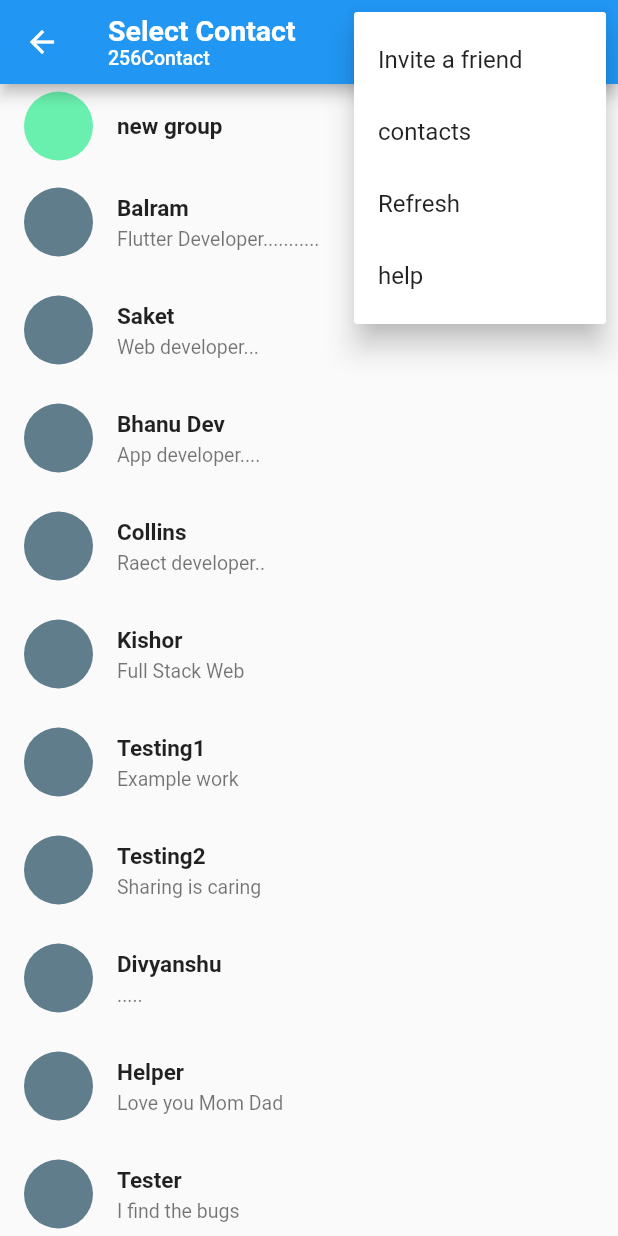
After one commit to masal9pse/every-question, a Flutter app: the SelectContact screen opened directly, after a tap on the "more vert" icon, on a phone screen of 412 x 824 dp. The commit adds this screen. Run offline on Flutter 3.47's test engine with Material 2 defaults, Android fonts, the phone set to English and light mode, and no system bars; our stand-ins replace socket_io_client.

Commit message:
#11 select contact Page

```diff
--- /dev/null
+++ b/frontend/lib/CustomUI/ButtonCard.dart
@@ -0,0 +1,27 @@
+import 'package:flutter/material.dart';
+import 'package:frontend/Model/ChatModel.dart';
+
+class ButtonCard extends StatelessWidget {
+  const ButtonCard({Key? key,required this.name,required this.icon}) : super(key: key);
+  final String name;
+  final IconData icon;
+  @override
+  Widget build(BuildContext context) {
+    return InkWell(
+      onTap: (){},
+      child: ListTile(
+        leading: CircleAvatar(
+          radius: 23,
+          backgroundColor: Colors.greenAccent,
+        ),
+        title: Text(
+          name,
+          style: TextStyle(
+            fontSize: 15,
+            fontWeight: FontWeight.bold,
+          ),
+        ),
+      ),
+    );
+  }
+}
--- /dev/null
+++ b/frontend/lib/CustomUI/ContactCard.dart
@@ -0,0 +1,30 @@
+import 'package:flutter/material.dart';
+import 'package:frontend/Model/ChatModel.dart';
+
+class ContactCard extends StatelessWidget {
+  const ContactCard({Key? key,required this.contact}) : super(key: key);
+  final ChatModel contact;
+  @override
+  Widget build(BuildContext context) {
+    return InkWell(
+      onTap: (){},
+      child: ListTile(
+        leading: CircleAvatar(
+          radius: 23,
+          backgroundColor: Colors.blueGrey,
+        ),
+        title: Text(
+          contact.name,
+          style: TextStyle(
+            fontSize: 15,
+            fontWeight: FontWeight.bold,
+          ),
+        ),
+        subtitle: Text(contact.status!,
+            style: TextStyle(
+              fontSize: 13,
+            )),
+      ),
+    );
+  }
+}
--- a/frontend/lib/CustomUI/CustomCard.dart
+++ b/frontend/lib/CustomUI/CustomCard.dart
@@ -28,12 +28,12 @@ class CustomCard extends StatelessWidget {
                   width: 3,
                 ),
                 Text(
-                  chatModel.currentMessage,
+                  chatModel.currentMessage!,
                   style: TextStyle(fontSize: 14),
                 )
               ],
             ),
-            trailing: Text(chatModel.time),
+            trailing: Text(chatModel.time!),
           ),
           Padding(
             padding: const EdgeInsets.only(right: 20, left: 80),
--- a/frontend/lib/Model/ChatModel.dart
+++ b/frontend/lib/Model/ChatModel.dart
@@ -1,8 +1,16 @@
 class ChatModel {
   String name;
   String? icon;
-  bool isGroup;
-  String time;
-  String currentMessage;
-  ChatModel({required this.name,this.icon,required this.isGroup,required this.time,required this.currentMessage});
+  bool? isGroup;
+  String? time;
+  String? currentMessage;
+  String? status;
+
+  ChatModel(
+      {required this.name,
+      this.icon,
+      this.isGroup,
+      this.time,
+      this.currentMessage,
+      this.status});
 }
--- a/frontend/lib/Pages/ChatPage.dart
+++ b/frontend/lib/Pages/ChatPage.dart
@@ -1,6 +1,7 @@
 import 'package:flutter/material.dart';
 import 'package:frontend/CustomUI/CustomCard.dart';
 import 'package:frontend/Model/ChatModel.dart';
+import 'package:frontend/Screens/SelectContact.dart';
 
 class ChatPage extends StatefulWidget {
   const ChatPage({Key? key}) : super(key: key);
@@ -38,7 +39,9 @@ class _ChatPageState extends State<ChatPage> {
   Widget build(BuildContext context) {
     return Scaffold(
       floatingActionButton: FloatingActionButton(
-        onPressed: () {},
+        onPressed: () {
+          Navigator.push(context, MaterialPageRoute(builder: (builder) => SelectContact()));
+        },
         child: Icon(Icons.chat),
       ),
       // Listの値を動的にしたい場合はbuilderを使う
--- /dev/null
+++ b/frontend/lib/Screens/SelectContact.dart
@@ -0,0 +1,78 @@
+import 'package:flutter/material.dart';
+import 'package:frontend/CustomUI/ButtonCard.dart';
+import 'package:frontend/CustomUI/ContactCard.dart';
+import 'package:frontend/Model/ChatModel.dart';
+
+class SelectContact extends StatefulWidget {
+  const SelectContact({Key? key}) : super(key: key);
+
+  @override
+  _SelectContactState createState() => _SelectContactState();
+}
+
+class _SelectContactState extends State<SelectContact> {
+  @override
+  Widget build(BuildContext context) {
+    List<ChatModel> contacts = [
+      ChatModel(name: "Dev Stack", status: "A full stack developer"),
+      ChatModel(name: "Balram", status: "Flutter Developer..........."),
+      ChatModel(name: "Saket", status: "Web developer..."),
+      ChatModel(name: "Bhanu Dev", status: "App developer...."),
+      ChatModel(name: "Collins", status: "Raect developer.."),
+      ChatModel(name: "Kishor", status: "Full Stack Web"),
+      ChatModel(name: "Testing1", status: "Example work"),
+      ChatModel(name: "Testing2", status: "Sharing is caring"),
+      ChatModel(name: "Divyanshu", status: "....."),
+      ChatModel(name: "Helper", status: "Love you Mom Dad"),
+      ChatModel(name: "Tester", status: "I find the bugs"),
+    ];
+    return Scaffold(
+      appBar: AppBar(
+        title: Column(
+          mainAxisAlignment: MainAxisAlignment.start,
+          crossAxisAlignment: CrossAxisAlignment.start,
+          children: [
+            Text(
+              'Select Contact',
+              style: TextStyle(
+                fontSize: 19,
+                fontWeight: FontWeight.bold,
+              ),
+            ),
+            Text('256Contact', style: TextStyle(fontSize: 13)),
+          ],
+        ),
+        actions: [
+          IconButton(onPressed: () {}, icon: Icon(Icons.search, size: 26)),
+          PopupMenuButton(
+            padding: EdgeInsets.all(0),
+            itemBuilder: (BuildContext context) {
+              return [
+                PopupMenuItem(child: Text('Invite a friend'), value: 'Invite a friend'),
+                PopupMenuItem(
+                    child: Text('contacts'), value: 'contacts'),
+                PopupMenuItem(
+                    child: Text('Refresh'), value: 'Refresh'),
+                PopupMenuItem(
+                    child: Text('help'), value: 'help'),
+              ];
+            },
+            onSelected: (value) {
+              print(value);
+            },
+          ),
+        ],
+      ),
+      body: ListView.builder(
+        itemCount: contacts.length,
+        itemBuilder: (context,index) {
+          if (index == 0){
+            return ButtonCard(icon: Icons.group,name: 'new group');
+          } else if (index == 0){
+            return ButtonCard(icon: Icons.person_add,name: 'new contact');
+          }
+          return ContactCard(contact: contacts[index]);
+        }),
+    );
+  }
+}
```
